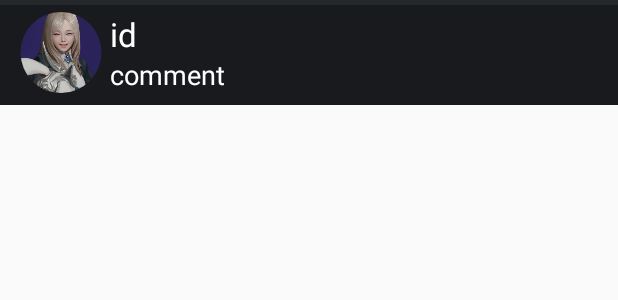
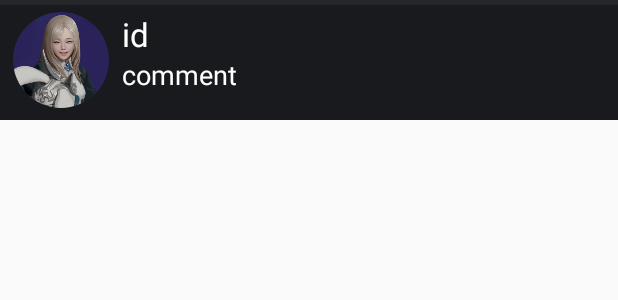
Before and after one commit to Elpoco/p_MapFinder, an Android app: the layout item_list_comment.xml on its own in the app's theme, with its tools: preview values and no code run, on a phone screen of 412 x 824 dp. Shown: the top 300 px of the screen. Run offline under Robolectric (Android 15) with nearby library versions, the phone set to English and light mode, and no system bars.

```diff
--- a/app/src/main/res/layout/item_list_comment.xml
+++ b/app/src/main/res/layout/item_list_comment.xml
@@ -1,7 +1,7 @@
 <?xml version="1.0" encoding="utf-8"?>
 <RelativeLayout xmlns:android="http://schemas.android.com/apk/res/android"
     android:layout_width="match_parent"
-    android:layout_height="70dp"
+    android:layout_height="80dp"
     android:background="@color/mainBackGround">
     <TextView
         android:layout_width="match_parent"
@@ -15,7 +15,8 @@
             android:id="@+id/iv_comment_user"
             android:layout_width="65dp"
             android:layout_height="65dp"
-            android:src="@drawable/icon_mari_n"/>
+            android:src="@drawable/icon_mari_n"
+            android:layout_marginRight="8dp"/>
 
         <TextView
             android:id="@+id/tv_comment_id"
```
